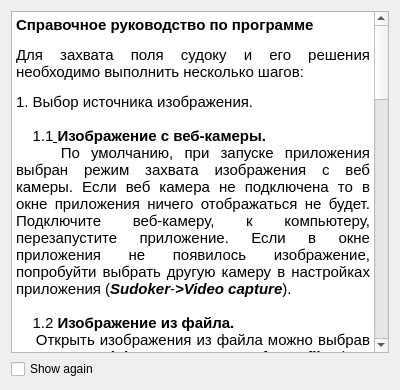
First picture: the form in modules/gui/d_help.ui, repository IvanFeofanov/sudoker, before the edit.
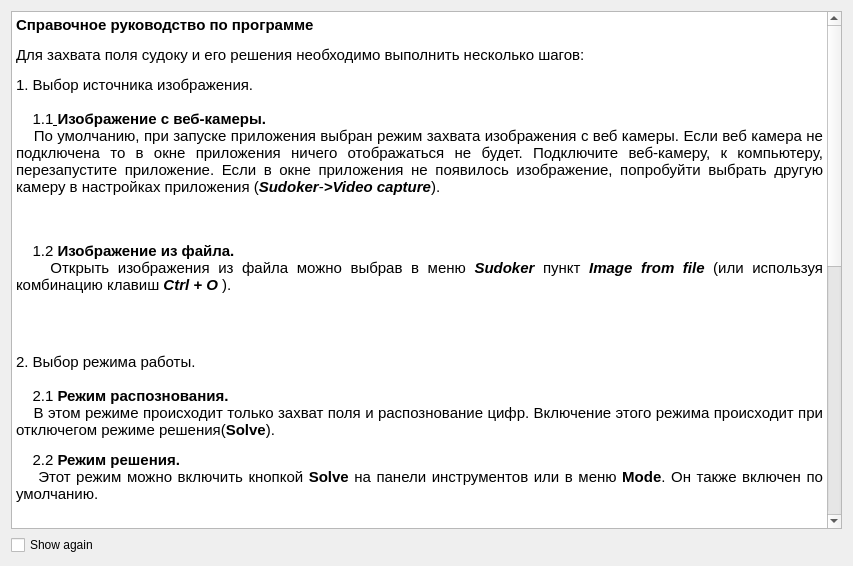
Second picture: the form after the edit. Icons and pictures are not drawn.

What changed in the file:
```diff
--- a/modules/gui/d_help.ui
+++ b/modules/gui/d_help.ui
@@ -6,8 +6,8 @@
    <rect>
     <x>0</x>
     <y>0</y>
-    <width>400</width>
-    <height>390</height>
+    <width>853</width>
+    <height>566</height>
    </rect>
   </property>
   <property name="windowTitle">
@@ -23,16 +23,22 @@
 &lt;/style&gt;&lt;/head&gt;&lt;body style=&quot; font-family:'Ubuntu'; font-size:11pt; font-weight:400; font-style:normal;&quot;&gt;
 &lt;p style=&quot; margin-top:12px; margin-bottom:12px; margin-left:0px; margin-right:0px; -qt-block-indent:0; text-indent:0px;&quot;&gt;&lt;span style=&quot; font-weight:600;&quot;&gt;Справочное руководство по программе&lt;/span&gt;&lt;/p&gt;
 &lt;p align=&quot;justify&quot; style=&quot; margin-top:12px; margin-bottom:12px; margin-left:0px; margin-right:0px; -qt-block-indent:0; text-indent:0px;&quot;&gt;Для захвата поля судоку и его решения необходимо выполнить несколько шагов:&lt;/p&gt;
-&lt;p align=&quot;justify&quot; style=&quot; margin-top:12px; margin-bottom:12px; margin-left:0px; margin-right:0px; -qt-block-indent:0; text-indent:0px;&quot;&gt;1. Выбор источника изображения.&lt;br /&gt;&lt;br /&gt;    1.1&lt;span style=&quot; text-decoration: underline;&quot;&gt; &lt;/span&gt;&lt;span style=&quot; font-weight:600;&quot;&gt;Изображение с веб-камеры.&lt;/span&gt;&lt;span style=&quot; text-decoration: underline;&quot;&gt;&lt;br /&gt;&lt;/span&gt;    По умолчанию, при запуске приложения выбран режим захвата изображения с веб камеры. Если веб камера не подключена то в окне приложения ничего отображаться не будет. Подключите веб-камеру, к компьютеру, перезапустите приложение. Если в окне приложения не появилось изображение, попробуйти выбрать другую камеру в настройках приложения (&lt;span style=&quot; font-weight:600; font-style:italic;&quot;&gt;Sudoker&lt;/span&gt;-&lt;span style=&quot; font-weight:600; font-style:italic;&quot;&gt;&amp;gt;Video capture&lt;/span&gt;). &lt;br /&gt;&lt;br /&gt;    1.2 &lt;span style=&quot; font-weight:600;&quot;&gt;Изображение из файла.&lt;/span&gt;&lt;br /&gt;    Открыть изображения из файла можно выбрав в меню &lt;span style=&quot; font-weight:600; font-style:italic;&quot;&gt;Sudoker &lt;/span&gt;пункт &lt;span style=&quot; font-weight:600; font-style:italic;&quot;&gt;Image from file &lt;/span&gt;(или используя комбинацию клавиш&lt;span style=&quot; font-weight:600; font-style:italic;&quot;&gt; Ctrl + O &lt;/span&gt;).&lt;br /&gt;&lt;/p&gt;
+&lt;p align=&quot;justify&quot; style=&quot; margin-top:12px; margin-bottom:12px; margin-left:0px; margin-right:0px; -qt-block-indent:0; text-indent:0px;&quot;&gt;1. Выбор источника изображения.&lt;br /&gt;&lt;br /&gt;    1.1&lt;span style=&quot; text-decoration: underline;&quot;&gt; &lt;/span&gt;&lt;span style=&quot; font-weight:600;&quot;&gt;Изображение с веб-камеры.&lt;/span&gt;&lt;span style=&quot; text-decoration: underline;&quot;&gt;&lt;br /&gt;&lt;/span&gt;    По умолчанию, при запуске приложения выбран режим захвата изображения с веб камеры. Если веб камера не подключена то в окне приложения ничего отображаться не будет. Подключите веб-камеру, к компьютеру, перезапустите приложение. Если в окне приложения не появилось изображение, попробуйти выбрать другую камеру в настройках приложения (&lt;span style=&quot; font-weight:600; font-style:italic;&quot;&gt;Sudoker&lt;/span&gt;-&lt;span style=&quot; font-weight:600; font-style:italic;&quot;&gt;&amp;gt;Video capture&lt;/span&gt;). &lt;/p&gt;
+&lt;p align=&quot;justify&quot; style=&quot; margin-top:12px; margin-bottom:12px; margin-left:0px; margin-right:0px; -qt-block-indent:0; text-indent:0px;&quot;&gt;&lt;img src=&quot;:/doc/Sudoker_033.png&quot; /&gt;&lt;br /&gt;&lt;br /&gt;    1.2 &lt;span style=&quot; font-weight:600;&quot;&gt;Изображение из файла.&lt;/span&gt;&lt;br /&gt;    Открыть изображения из файла можно выбрав в меню &lt;span style=&quot; font-weight:600; font-style:italic;&quot;&gt;Sudoker &lt;/span&gt;пункт &lt;span style=&quot; font-weight:600; font-style:italic;&quot;&gt;Image from file &lt;/span&gt;(или используя комбинацию клавиш&lt;span style=&quot; font-weight:600; font-style:italic;&quot;&gt; Ctrl + O &lt;/span&gt;).&lt;/p&gt;
+&lt;p align=&quot;justify&quot; style=&quot; margin-top:12px; margin-bottom:12px; margin-left:0px; margin-right:0px; -qt-block-indent:0; text-indent:0px;&quot;&gt;&lt;img src=&quot;:/doc/Sudoker_034.png&quot; /&gt;&lt;br /&gt;&lt;/p&gt;
 &lt;p align=&quot;justify&quot; style=&quot; margin-top:12px; margin-bottom:12px; margin-left:0px; margin-right:0px; -qt-block-indent:0; text-indent:0px;&quot;&gt;2. Выбор режима работы.&lt;br /&gt;&lt;br /&gt;    2.1 &lt;span style=&quot; font-weight:600;&quot;&gt;Режим распознования.&lt;br /&gt;    &lt;/span&gt;В этом режиме происходит только захват поля и распознование цифр. Включение этого режима происходит при отключегом режиме решения(&lt;span style=&quot; font-weight:600;&quot;&gt;Solve&lt;/span&gt;).&lt;/p&gt;
 &lt;p align=&quot;justify&quot; style=&quot; margin-top:12px; margin-bottom:12px; margin-left:0px; margin-right:0px; -qt-block-indent:0; text-indent:0px;&quot;&gt;    2.2 &lt;span style=&quot; font-weight:600;&quot;&gt;Режим решения.&lt;br /&gt;    &lt;/span&gt;Этот режим можно включить кнопкой &lt;span style=&quot; font-weight:600;&quot;&gt;Solve &lt;/span&gt;на панели инструментов или в меню &lt;span style=&quot; font-weight:600;&quot;&gt;Mode&lt;/span&gt;. Он также включен по умолчанию.&lt;/p&gt;
 &lt;p align=&quot;justify&quot; style=&quot; margin-top:12px; margin-bottom:12px; margin-left:0px; margin-right:0px; -qt-block-indent:0; text-indent:0px;&quot;&gt;&lt;br /&gt;3. Захват поля.&lt;br /&gt;    3.1 &lt;span style=&quot; font-weight:600;&quot;&gt;Для успешного захвата игрового поля должны выполняться несколько условий:&lt;/span&gt;&lt;br /&gt;&lt;br /&gt;1) Изображение поля должно быть повернуто в плоскости     изображения не более чем на 45 градусов. Перевернутое изображение будет распознано не верно.&lt;br /&gt;&lt;br /&gt;2) Сторона квадрата игрового поля должна быть больше половины меньшей стороны фокуса камеры.&lt;/p&gt;
-&lt;p align=&quot;justify&quot; style=&quot; margin-top:12px; margin-bottom:12px; margin-left:0px; margin-right:0px; -qt-block-indent:0; text-indent:0px;&quot;&gt;3) Изображение не должно быть сильно зашумленно.&lt;/p&gt;
+&lt;p align=&quot;justify&quot; style=&quot; margin-top:12px; margin-bottom:12px; margin-left:0px; margin-right:0px; -qt-block-indent:0; text-indent:0px;&quot;&gt;3) Изображение не должно быть сильно зашумлено.&lt;/p&gt;
 &lt;p align=&quot;justify&quot; style=&quot; margin-top:12px; margin-bottom:12px; margin-left:0px; margin-right:0px; -qt-block-indent:0; text-indent:0px;&quot;&gt;4) Граница поля не должна быть нарушена инородными объектами.&lt;/p&gt;
 &lt;p align=&quot;justify&quot; style=&quot; margin-top:12px; margin-bottom:12px; margin-left:0px; margin-right:0px; -qt-block-indent:0; text-indent:0px;&quot;&gt;    3.2  &lt;span style=&quot; font-weight:600;&quot;&gt;Статичное изображение.&lt;/span&gt;&lt;/p&gt;
-&lt;p align=&quot;justify&quot; style=&quot; margin-top:12px; margin-bottom:12px; margin-left:0px; margin-right:0px; -qt-block-indent:0; text-indent:0px;&quot;&gt;Если было выбрано изображение из файла и выполняются все вышеперечисленные требования то поле будет успешно захвачено, распознано и решено.&lt;br /&gt;Если какие либо требования были нарушены поле может быть не захвачено или неправильно распознано.&lt;/p&gt;
+&lt;p align=&quot;justify&quot; style=&quot; margin-top:12px; margin-bottom:12px; margin-left:0px; margin-right:0px; -qt-block-indent:0; text-indent:0px;&quot;&gt;Если было выбрано изображение из файла и выполняются все вышеперечисленные требования, то поле будет успешно захвачено, распознано и решено.&lt;br /&gt;Если какие либо требования были нарушены, поле может быть не захвачено или неправильно распознано.&lt;/p&gt;
 &lt;p align=&quot;justify&quot; style=&quot; margin-top:12px; margin-bottom:12px; margin-left:0px; margin-right:0px; -qt-block-indent:0; text-indent:0px;&quot;&gt;    3.3 &lt;span style=&quot; font-weight:600;&quot;&gt;Изображение с камеры.&lt;/span&gt;&lt;/p&gt;
-&lt;p align=&quot;justify&quot; style=&quot; margin-top:12px; margin-bottom:12px; margin-left:0px; margin-right:0px; -qt-block-indent:0; text-indent:0px;&quot;&gt;Для захвата судоку с веб-камеры необходимо поместить изображение с полем перед камерой. Если контур поля отображается красным - значит поле не удается захватить из-за движения в кадре, нужно добиться того чтобы поле изображение было максимальное неподвижно. Если это не удается сделать можно попробывать уменьшить чуствительность к движению или полностью отключить проверку на движение в настройках (&lt;span style=&quot; font-weight:600; font-style:italic;&quot;&gt;Sudoker-&amp;gt;Preferences&lt;/span&gt;).&lt;/p&gt;
+&lt;p align=&quot;justify&quot; style=&quot; margin-top:12px; margin-bottom:12px; margin-left:0px; margin-right:0px; -qt-block-indent:0; text-indent:0px;&quot;&gt;Для захвата судоку с веб-камеры необходимо поместить изображение с полем перед камерой. &lt;/p&gt;
+&lt;p align=&quot;justify&quot; style=&quot; margin-top:12px; margin-bottom:12px; margin-left:0px; margin-right:0px; -qt-block-indent:0; text-indent:0px;&quot;&gt;&lt;img src=&quot;:/doc/Sudoker_036.png&quot; /&gt;&lt;/p&gt;
+&lt;p align=&quot;justify&quot; style=&quot; margin-top:12px; margin-bottom:12px; margin-left:0px; margin-right:0px; -qt-block-indent:0; text-indent:0px;&quot;&gt;Если контур поля отображается красным - значит поле не удается захватить из-за движения в кадре, нужно добиться того чтобы поле изображение было максимальное неподвижно. &lt;/p&gt;
+&lt;p align=&quot;justify&quot; style=&quot; margin-top:12px; margin-bottom:12px; margin-left:0px; margin-right:0px; -qt-block-indent:0; text-indent:0px;&quot;&gt;&lt;img src=&quot;:/doc/Sudoker_039.png&quot; /&gt;&lt;/p&gt;
+&lt;p align=&quot;justify&quot; style=&quot; margin-top:12px; margin-bottom:12px; margin-left:0px; margin-right:0px; -qt-block-indent:0; text-indent:0px;&quot;&gt;Если это не удается сделать, можно попробовать уменьшить чувствительность к движению или полностью отключить проверку на движение в настройках (&lt;span style=&quot; font-weight:600; font-style:italic;&quot;&gt;Sudoker-&amp;gt;Preferences&lt;/span&gt;).&lt;/p&gt;
 &lt;p align=&quot;justify&quot; style=&quot; margin-top:12px; margin-bottom:12px; margin-left:0px; margin-right:0px; -qt-block-indent:0; text-indent:0px;&quot;&gt;    3.4 &lt;span style=&quot; font-weight:600;&quot;&gt;Продолжение захвата.&lt;/span&gt;&lt;/p&gt;
 &lt;p align=&quot;justify&quot; style=&quot; margin-top:12px; margin-bottom:12px; margin-left:0px; margin-right:0px; -qt-block-indent:0; text-indent:0px;&quot;&gt;В случае успешного захвата  игрового поля судоку, приложение переходит в режим просмотра, при этом изображение становится неподвижным.  Продолжить работу можно нажав клавишу &lt;span style=&quot; font-weight:600; font-style:italic;&quot;&gt;Esc&lt;/span&gt;  или кнопку &lt;span style=&quot; font-weight:600; font-style:italic;&quot;&gt;Continue&lt;/span&gt; на панели инструментов.&lt;/p&gt;&lt;/body&gt;&lt;/html&gt;</string>
      </property>
```
